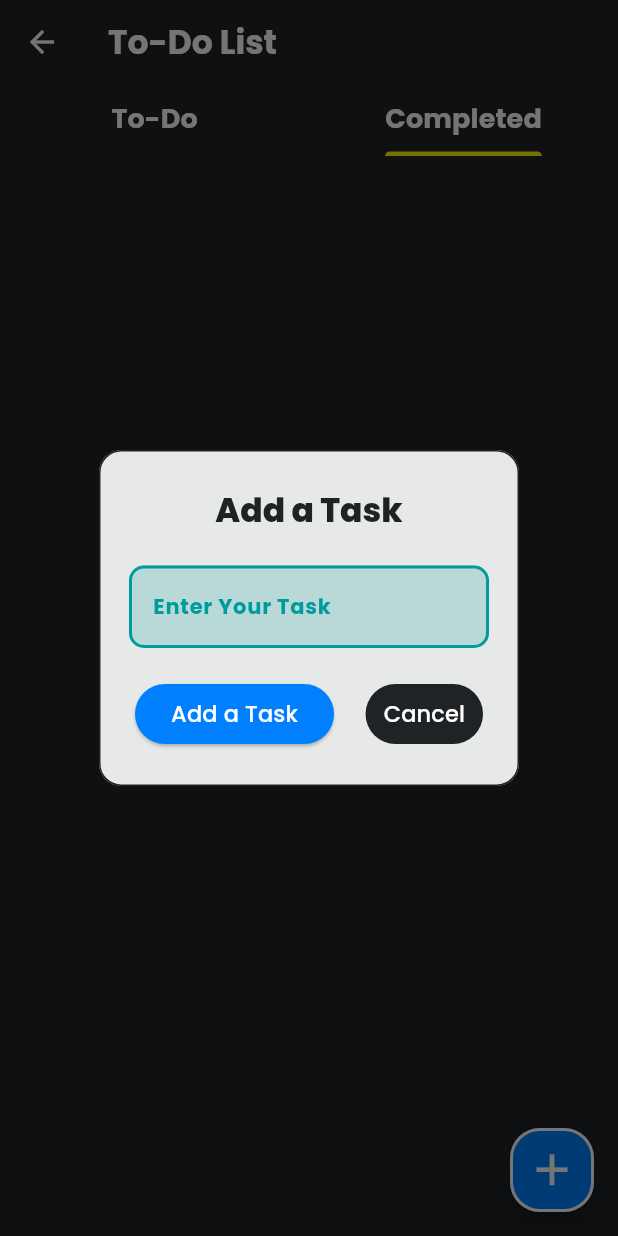
After one commit to PAIshanMadusha/Note-Nest-Application, a Flutter app: the TodoListPage screen opened by its route, tab 2 chosen, after a tap on the "add" icon, on a phone screen of 412 x 824 dp. The commit adds this screen. Run offline on Flutter 3.47's test engine with Material 3 defaults, Android fonts, the light colour scheme and no system bars; our stand-ins replace go_router, google_fonts, hive, hive_flutter; accounts and stored records are empty.

Commit message:
Final Touches

```diff
--- /dev/null
+++ b/lib/pages/todo_inharited_widget.dart
@@ -0,0 +1,23 @@
+import 'package:flutter/material.dart';
+import 'package:note_nest_application/models/todo_model.dart';
+
+class TodoInharitedWidget extends InheritedWidget {
+  final List<TodoModel> todos;
+  final Function() onTodosChanged;
+
+  const TodoInharitedWidget({
+    super.key,
+    required super.child,
+    required this.todos,
+    required this.onTodosChanged,
+  });
+
+  static TodoInharitedWidget? of(BuildContext context){
+    return context.dependOnInheritedWidgetOfExactType<TodoInharitedWidget>();
+  }
+
+  @override
+  bool updateShouldNotify(covariant TodoInharitedWidget oldWidget) {
+    return todos != oldWidget.todos;
+  }
+}
--- a/lib/widgets/completed_tab.dart
+++ b/lib/widgets/completed_tab.dart
@@ -1,6 +1,7 @@
 import 'package:flutter/material.dart';
 import 'package:note_nest_application/app_helpers/snackbar.dart';
 import 'package:note_nest_application/models/todo_model.dart';
+import 'package:note_nest_application/pages/todo_inharited_widget.dart';
 import 'package:note_nest_application/services/todo_service.dart';
 import 'package:note_nest_application/utils/app_constants.dart';
 import 'package:note_nest_application/utils/app_router.dart';
@@ -48,7 +49,10 @@
     setState(() {
       widget.completedTodos.sort((a, b) => a.time.compareTo(b.time));
     });
-    return Padding(
+    return TodoInharitedWidget(
+      todos: widget.completedTodos,
+      onTodosChanged: (){},
+      child: Padding(
         padding: EdgeInsets.all(
           AppConstants.kDefaultPadding - 5,
         ),
@@ -84,6 +88,7 @@
             ),
           ],
         ),
+      ),
     );
   }
 }
--- a/lib/widgets/todo_card.dart
+++ b/lib/widgets/todo_card.dart
@@ -54,7 +54,7 @@
         ),
         trailing: Checkbox(
           value: widget.isCompleted,
-          onChanged: (value) => widget.onCheckBoxMarked(),
+          onChanged: (bool? value) => widget.onCheckBoxMarked(),
         ),
       ),
     );
--- a/lib/widgets/todo_tab.dart
+++ b/lib/widgets/todo_tab.dart
@@ -1,6 +1,7 @@
 import 'package:flutter/material.dart';
 import 'package:note_nest_application/app_helpers/snackbar.dart';
 import 'package:note_nest_application/models/todo_model.dart';
+import 'package:note_nest_application/pages/todo_inharited_widget.dart';
 import 'package:note_nest_application/services/todo_service.dart';
 import 'package:note_nest_application/utils/app_constants.dart';
 import 'package:note_nest_application/utils/app_router.dart';
@@ -48,7 +49,10 @@
     setState(() {
       widget.incompletedTodos.sort((a, b) => a.time.compareTo(b.time));
     });
-    return Padding(
+    return TodoInharitedWidget(
+      todos: widget.incompletedTodos,
+      onTodosChanged: (){},
+      child: Padding(
         padding: EdgeInsets.all(
           AppConstants.kDefaultPadding - 5,
         ),
@@ -84,6 +88,7 @@
             ),
           ],
         ),
+      ),
     );
   }
 }
```
Also changed, not shown: lib/main.dart (+6 -1 lines), lib/pages/home_page.dart (+7 -2 lines), lib/pages/todo_list_page.dart (+16 -6 lines). Lines whose indentation alone changed are shown as unchanged.
